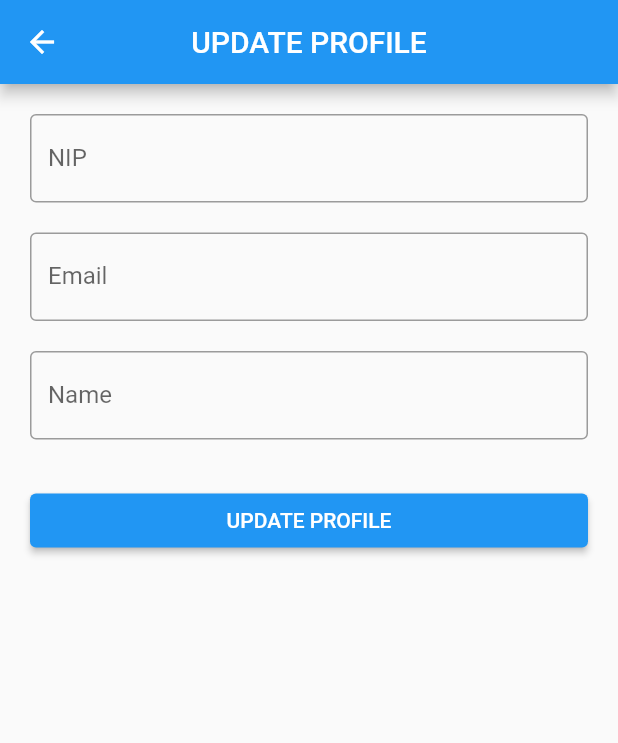
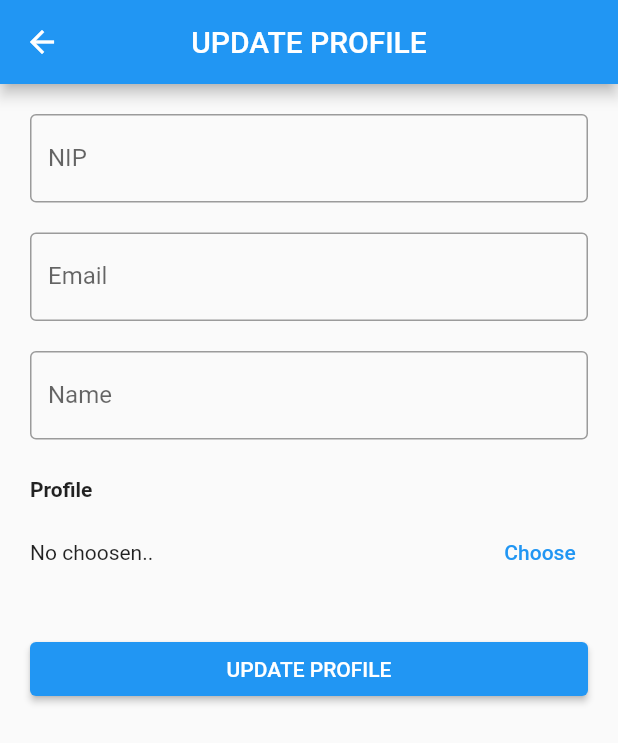
Before and after one commit to ahmadrahmat/presence, a Flutter app: the ProfileView screen opened by its route, after a tap on "Update Profile", on a phone screen of 412 x 824 dp. Shown: the top 743 px of the screen. Run offline on Flutter 3.47's test engine with Material 2 defaults, Android fonts, the phone set to English and light mode, and no system bars; our stand-ins replace cloud_firestore, firebase_auth, firebase_core, get; accounts and stored records are empty; network calls fail.

```diff
--- a/lib/app/modules/profile/views/profile_view.dart
+++ b/lib/app/modules/profile/views/profile_view.dart
@@ -27,7 +27,8 @@ class ProfileView extends GetView<ProfileController> {
 
             if (snapshot.hasData) {
               Map<String, dynamic> user = snapshot.data!.data()!;
-
+              String defaultImage =
+                  "https://ui-avatars.com/api/?name=${user['name']}&background=0D8ABC&color=fff";
               return ListView(
                 padding: EdgeInsets.all(20),
                 children: [
@@ -42,8 +43,8 @@ class ProfileView extends GetView<ProfileController> {
                             user['profile'] != null
                                 ? user['profile'] != ""
                                     ? user['profile']
-                                    : "https://ui-avatars.com/api/?name=${user['name']}&background=0D8ABC&color=fff"
-                                : "https://ui-avatars.com/api/?name=${user['name']}&background=0D8ABC&color=fff",
+                                    : defaultImage
+                                : defaultImage,
                             fit: BoxFit.cover,
                           ),
                         ),
--- a/lib/app/modules/update_profile/views/update_profile_view.dart
+++ b/lib/app/modules/update_profile/views/update_profile_view.dart
@@ -51,6 +51,21 @@ class UpdateProfileView extends GetView<UpdateProfileController> {
               border: OutlineInputBorder(),
             ),
           ),
+          SizedBox(height: 25),
+          Text(
+            "Profile",
+            style: TextStyle(fontWeight: FontWeight.bold),
+          ),
+          SizedBox(height: 10),
+          Row(
+            mainAxisAlignment: MainAxisAlignment.spaceBetween,
+            children: [
+              Get.arguments["profile"] != null && Get.arguments["profile"] != ""
+                  ? Text("Ada profile")
+                  : Text("No choosen.."),
+              TextButton(onPressed: () {}, child: Text("Choose"))
+            ],
+          ),
           SizedBox(height: 30),
           Obx(
             () => ElevatedButton(
```
